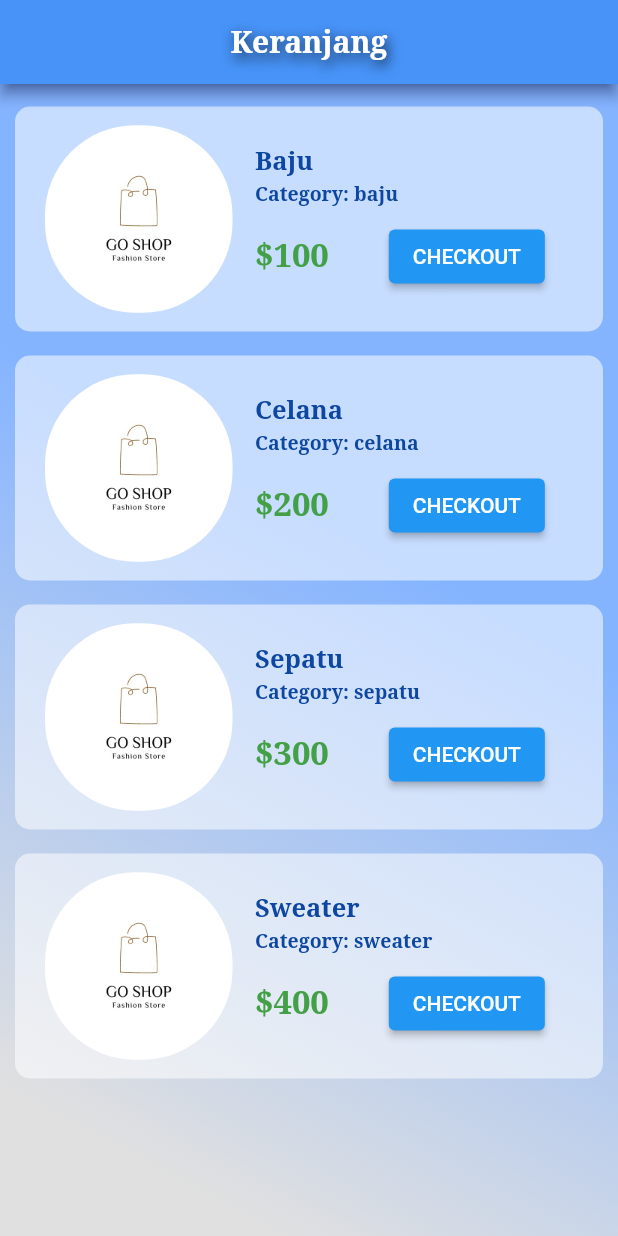
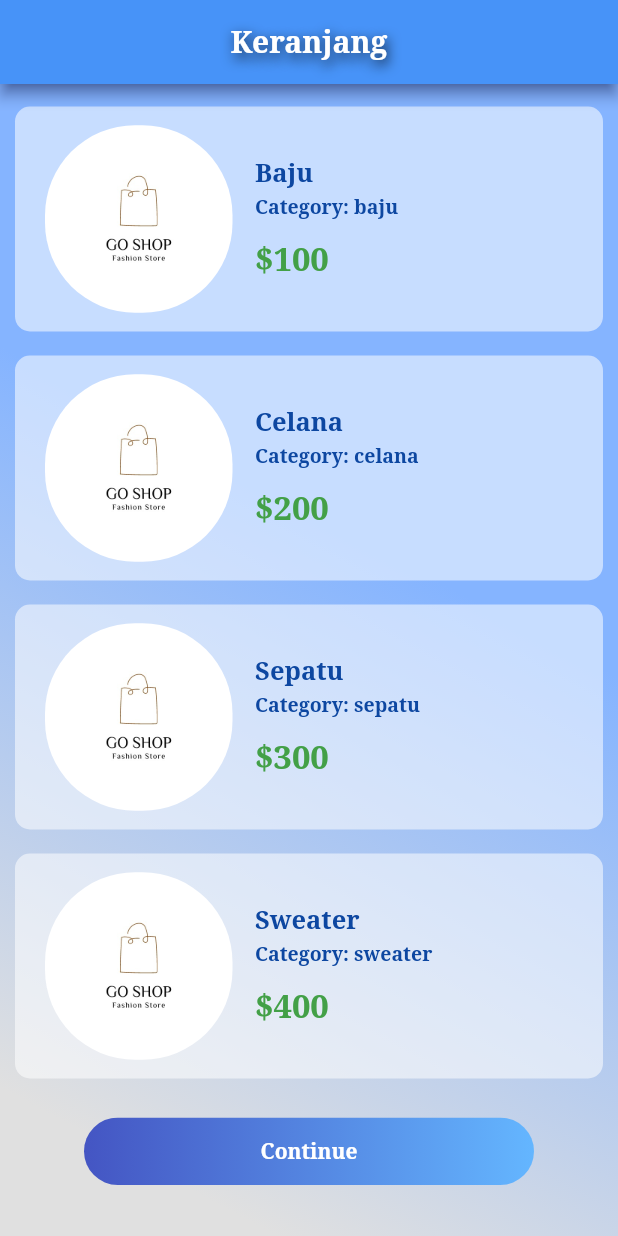
Before and after one commit to Bintangmutis/Final_project_K2, a Flutter app: the CartScreen screen opened directly, on a phone screen of 412 x 824 dp. Run offline on Flutter 3.47's test engine with Material 2 defaults, Android fonts, the phone set to English and light mode, and no system bars; our stand-ins replace animated_text_kit, flutter_lorem, fluttertoast, font_awesome_flutter, getwidget; accounts and stored records are empty.

Commit message:
Update Bintang

```diff
--- a/lib/Screens/cart_screen.dart
+++ b/lib/Screens/cart_screen.dart
@@ -12,6 +12,40 @@ class CartScreen extends StatefulWidget {
 class _CartScreenState extends State<CartScreen> {
   @override
   Widget build(BuildContext context) {
+    Widget button = SizedBox(
+      height: 45.0,
+      child: MaterialButton(
+        onPressed: () {
+          Navigator.push(context,
+              MaterialPageRoute(builder: (context) => const Success()));
+        },
+        shape:
+            RoundedRectangleBorder(borderRadius: BorderRadius.circular(80.0)),
+        padding: const EdgeInsets.all(0.0),
+        child: Ink(
+          decoration: BoxDecoration(
+              gradient: const LinearGradient(
+                colors: [Color.fromARGB(255, 68, 85, 195), Color(0xff64B6FF)],
+                begin: Alignment.centerLeft,
+                end: Alignment.centerRight,
+              ),
+              borderRadius: BorderRadius.circular(30.0)),
+          child: Container(
+            constraints: const BoxConstraints(maxWidth: 300.0, minHeight: 50.0),
+            alignment: Alignment.center,
+            child: const Text(
+              "Continue",
+              textAlign: TextAlign.center,
+              style: TextStyle(
+                  color: Colors.white,
+                  fontFamily: "Serif",
+                  fontWeight: FontWeight.bold),
+            ),
+          ),
+        ),
+      ),
+    );
+
     return Scaffold(
       appBar: AppBar(
         automaticallyImplyLeading: false,
@@ -58,10 +92,12 @@ class _CartScreenState extends State<CartScreen> {
               itemCard('Baju', 'baju', '100', 'images/logo.jpg'),
               itemCard('Celana', 'celana', '200', 'images/logo.jpg'),
               itemCard('Sepatu', 'sepatu', '300', 'images/logo.jpg'),
-              itemCard('Sweater', 'sweater', '400', 'images/logo.jpg')
+              itemCard('Sweater', 'sweater', '400', 'images/logo.jpg'),
+              const SizedBox(height: 25),
+              button
             ],
           ),
-          const SizedBox(height: 15)
+          const SizedBox(height: 20)
         ]),
       ),
     );
@@ -121,9 +157,7 @@ class _CartScreenState extends State<CartScreen> {
                             fontSize: 13.0,
                             color: Colors.blue.shade900),
                       ),
-                      const SizedBox(height: 10.0),
-                      Row(
-                        children: [
+                      const SizedBox(height: 15.0),
                       Text(
                         // ignore: prefer_interpolation_to_compose_strings
                         '\$' + price,
@@ -133,17 +167,6 @@ class _CartScreenState extends State<CartScreen> {
                             fontSize: 22.0,
                             color: Colors.green.shade600),
                       ),
-                          const SizedBox(width: 40),
-                          ElevatedButton(
-                              onPressed: () {
-                                Navigator.push(
-                                    context,
-                                    MaterialPageRoute(
-                                        builder: (context) => const Success()));
-                              },
-                              child: const Text('CHECKOUT'))
-                        ],
-                      )
                     ],
                   )
                 ],
--- a/lib/Screens/wishlist_screen.dart
+++ b/lib/Screens/wishlist_screen.dart
@@ -58,7 +58,7 @@ class _WishlistScreenState extends State<WishlistScreen> {
               itemCard('Baju', 'baju', '100', 'images/logo.jpg'),
               itemCard('Celana', 'celana', '200', 'images/logo.jpg'),
               itemCard('Sepatu', 'sepatu', '300', 'images/logo.jpg'),
-              itemCard('Sweater', 'sweater', '400', 'images/logo.jpg')
+              itemCard('Sweater', 'sweater', '400', 'images/logo.jpg'),
             ],
           ),
           const SizedBox(height: 15)
@@ -130,7 +130,7 @@ class _WishlistScreenState extends State<WishlistScreen> {
                           )
                         ],
                       ),
-                      const SizedBox(height: 10.0),
+                      const SizedBox(height: 5.0),
                       Text(
                         // ignore: prefer_interpolation_to_compose_strings
                         '\$' + price,
```
Also changed, not shown: lib/Screens/menu_page.dart (+19 -0 lines), lib/Screens/wishlist.dart (deleted). Lines whose indentation alone changed are shown as unchanged.
